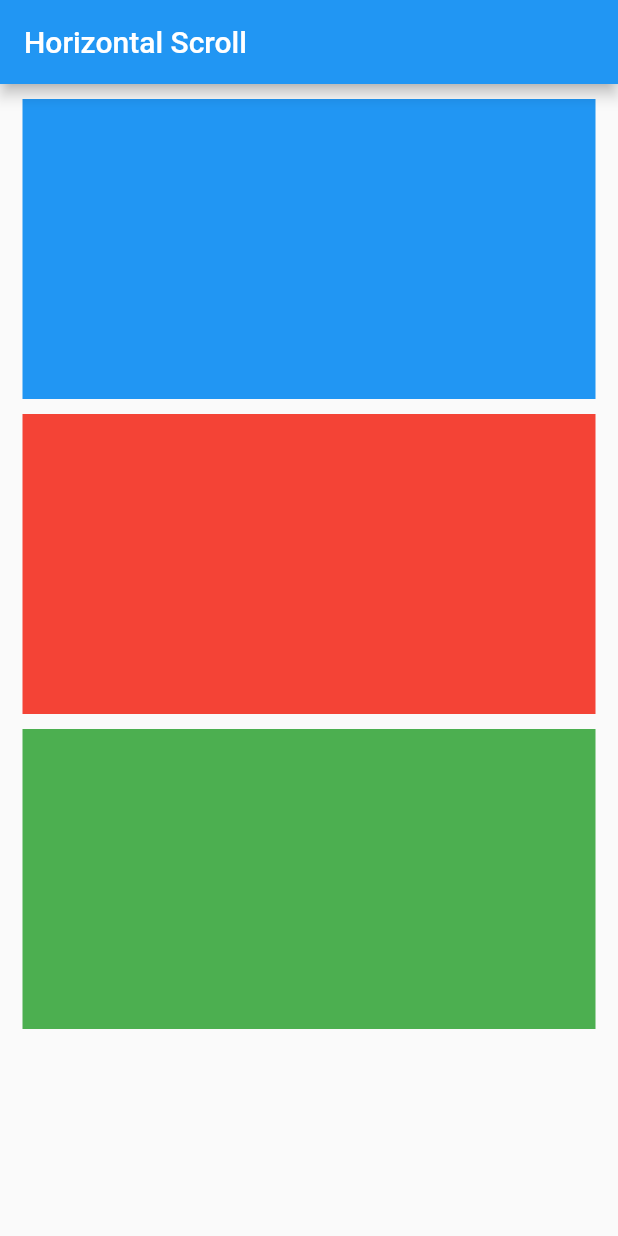
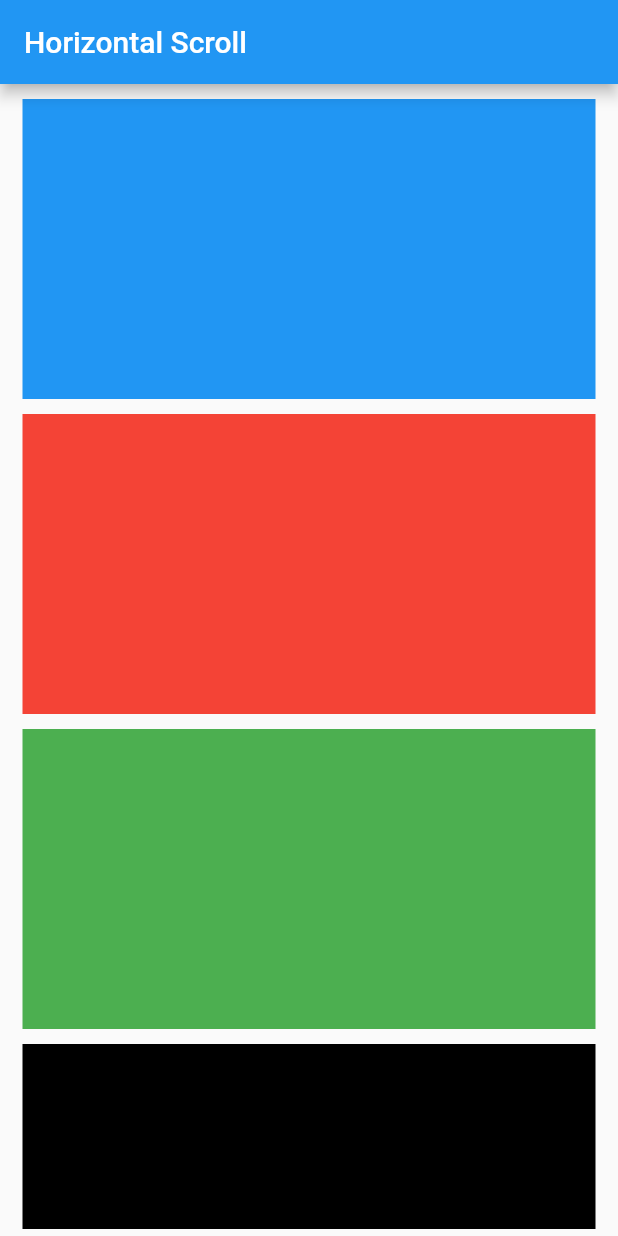
Before and after one commit to Brian1011/flutter_horizontal_scroll, a Flutter app: the screen it shows after launch, on a phone screen of 412 x 824 dp. Run offline on Flutter 3.47's test engine with Material 2 defaults, Android fonts, the phone set to English and light mode, and no system bars.

Commit message:
default scroll vertically with listview

```diff
--- a/lib/screens/horizontal_scroll_screen.dart
+++ b/lib/screens/horizontal_scroll_screen.dart
@@ -17,10 +17,12 @@ class _HorizontalScrollScreenState extends State<HorizontalScrollScreen> {
       body: Container(
           padding: const EdgeInsets.symmetric(horizontal: 10, vertical: 5),
           child: ListView(
+            // defaults scroll vertically
             children: const [
               _Card(backgroundColor: Colors.blue),
               _Card(backgroundColor: Colors.red),
               _Card(backgroundColor: Colors.green),
+              _Card(backgroundColor: Colors.black),
             ],
           )),
     );
@@ -28,6 +30,7 @@ class _HorizontalScrollScreenState extends State<HorizontalScrollScreen> {
 }
 
 class _Card extends StatelessWidget {
+  // background color
   final Color backgroundColor;
   const _Card({required this.backgroundColor, Key? key}) : super(key: key);
 
@@ -35,7 +38,7 @@ class _Card extends StatelessWidget {
   Widget build(BuildContext context) {
     return Container(
       margin: const EdgeInsets.symmetric(vertical: 5, horizontal: 5),
-      width: 100,
+      width: 200,
       height: 200,
       color: backgroundColor,
     );
```
